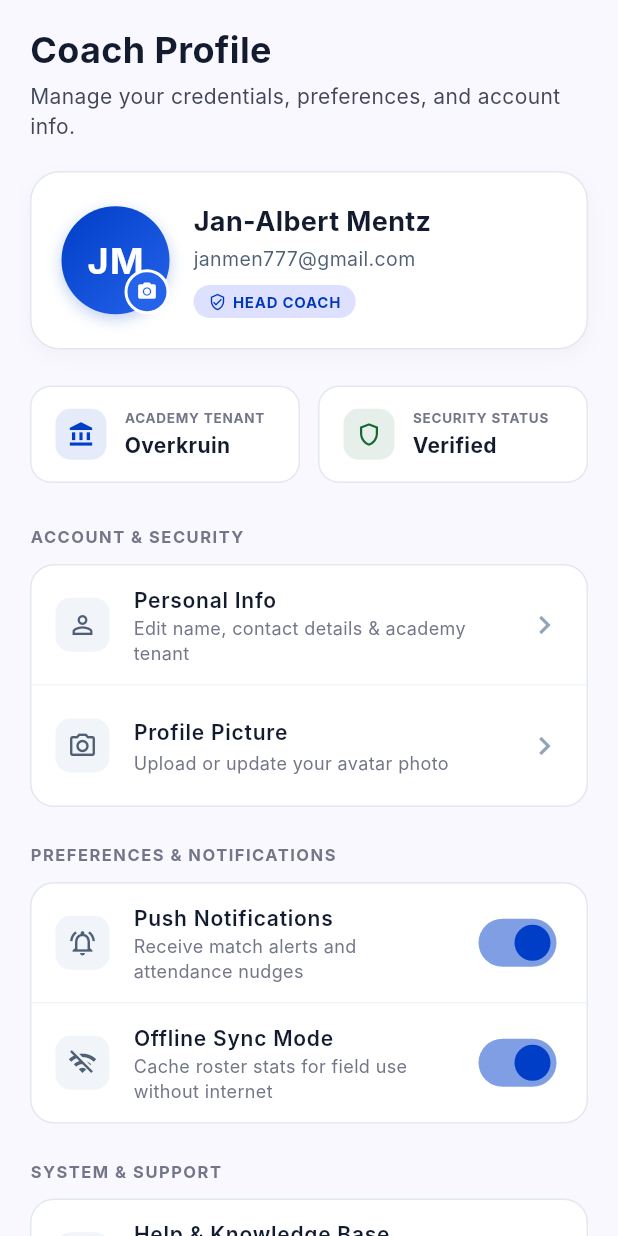
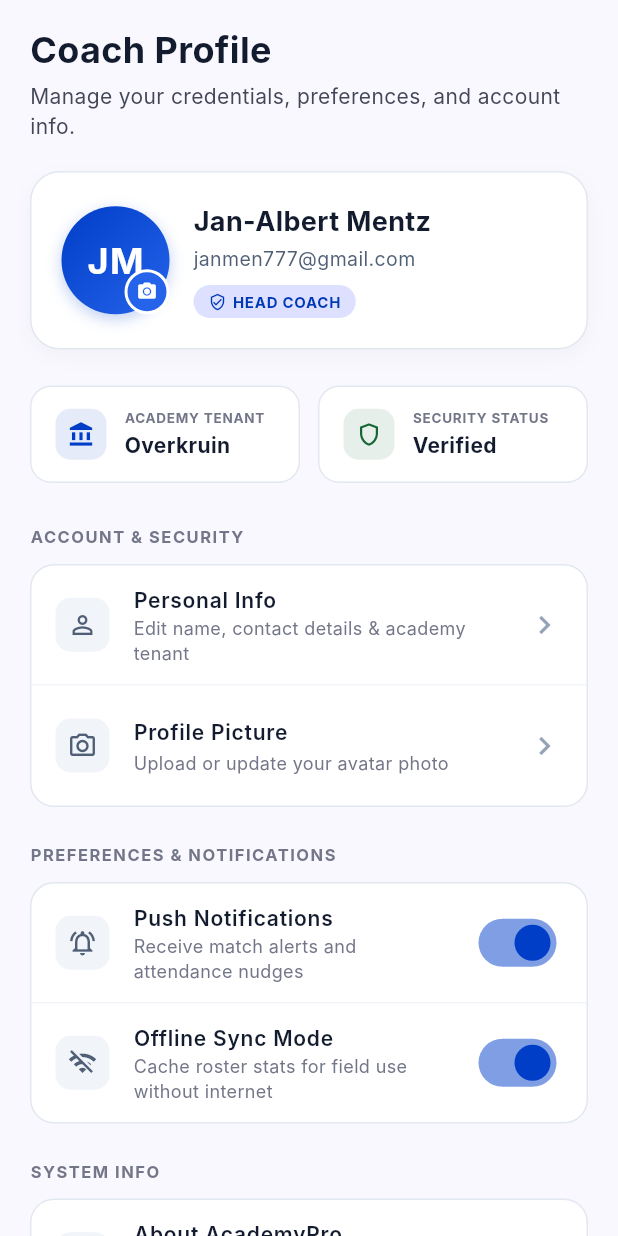
Before and after one commit to CodeWays-PTY/academypro-coaches-roster, a Flutter app: the ProfileTabView screen opened directly, on a phone screen of 412 x 824 dp. Run offline on Flutter 3.47's test engine with Material 3 defaults, Android fonts, the phone set to English and light mode, and no system bars; our stand-ins replace dio, flutter_local_notifications, flutter_riverpod, hive_flutter, image_picker, package_info_plus and 2 more; missing offline and left inert: mobile_scanner; accounts and stored records are empty; Roboto replaces fonts that are missing (Inter).

Commit message:
Make profile version dynamic via package_info_plus, remove build string, remove Help & Knowledge Base section, and remove Cloudflare text

```diff
--- a/academypro_app/lib/features/dashboard/presentation/profile_tab_view.dart
+++ b/academypro_app/lib/features/dashboard/presentation/profile_tab_view.dart
@@ -3,6 +3,7 @@ import 'package:flutter/material.dart';
 import 'package:flutter/services.dart';
 import 'package:flutter_riverpod/flutter_riverpod.dart';
 import 'package:image_picker/image_picker.dart';
+import 'package:package_info_plus/package_info_plus.dart';
 import '../../auth/presentation/auth_state.dart';
 import '../../../core/storage/local_storage.dart';
 import '../../../core/services/notification_service.dart';
@@ -17,6 +18,7 @@ class ProfileTabView extends ConsumerStatefulWidget {
 class _ProfileTabViewState extends ConsumerState<ProfileTabView> {
   late bool _pushNotifications;
   bool _offlineDataMode = true;
+  String _appVersion = '1.0.0';
   final ImagePicker _picker = ImagePicker();
 
   @override
@@ -25,6 +27,18 @@ class _ProfileTabViewState extends ConsumerState<ProfileTabView> {
     // Load push notification setting from local storage
     final savedPush = LocalStorage.getCachedData('push_notifications_enabled');
     _pushNotifications = savedPush is bool ? savedPush : true;
+    _loadAppVersion();
+  }
+
+  Future<void> _loadAppVersion() async {
+    try {
+      final info = await PackageInfo.fromPlatform();
+      if (mounted && info.version.isNotEmpty) {
+        setState(() {
+          _appVersion = info.version;
+        });
+      }
+    } catch (_) {}
   }
 
   Future<void> _handlePushToggle(bool enabled) async {
@@ -702,27 +716,17 @@ class _ProfileTabViewState extends ConsumerState<ProfileTabView> {
             ]),
             const SizedBox(height: 24.0),
 
-            // Section 3: App Info & Help
-            _buildSectionTitle('SYSTEM & SUPPORT'),
+            // Section 3: App Info
+            _buildSectionTitle('SYSTEM INFO'),
             const SizedBox(height: 10.0),
             _buildCardGroup([
               _buildSettingTile(
-                icon: Icons.help_outline,
-                title: 'Help & Knowledge Base',
-                subtitle: 'User manuals, scoring guides & video tutorials',
-                onTap: () {
-                  HapticFeedback.lightImpact();
-                  _showInfoDialog(context, 'Support', 'Contact CodeWays support at support@codeways.co.za');
-                },
-              ),
-              const Divider(height: 1, color: Color(0xFFF1F5F9)),
-              _buildSettingTile(
                 icon: Icons.info_outline,
                 title: 'About AcademyPro',
-                subtitle: 'Version 1.0.0+4 (Build 4) • Cloudflare D1',
-                trailing: const Text(
-                  'v1.0.0',
-                  style: TextStyle(
+                subtitle: 'High-Performance Sports & Academic Management System',
+                trailing: Text(
+                  'v$_appVersion',
+                  style: const TextStyle(
                     fontSize: 12.0,
                     fontWeight: FontWeight.bold,
                     color: Color(0xFF737688),
--- a/academypro_app/pubspec.yaml
+++ b/academypro_app/pubspec.yaml
@@ -16,7 +16,7 @@ publish_to: 'none' # Remove this line if you wish to publish to pub.dev
 # https://developer.apple.com/library/archive/documentation/General/Reference/InfoPlistKeyReference/Articles/CoreFoundationKeys.html
 # In Windows, build-name is used as the major, minor, and patch parts
 # of the product and file versions while build-number is used as the build suffix.
-version: 1.0.0+24
+version: 1.0.0+25
 
 environment:
   sdk: ^3.12.2
@@ -47,6 +47,7 @@ dependencies:
   mobile_scanner: ^7.4.0
   url_launcher: ^6.3.2
   permission_handler: ^11.3.1
+  package_info_plus: ^8.0.0
 
 dev_dependencies:
   flutter_test:
```
Also changed, not shown: academypro_app/pubspec.lock, 1 other file.
